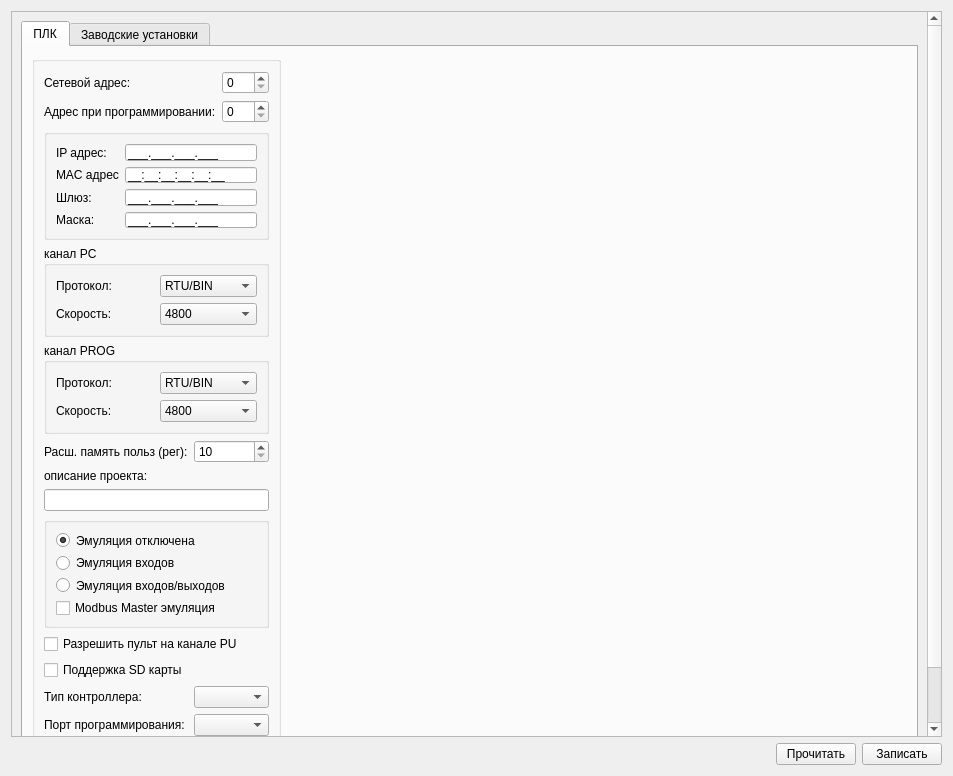
Before: the Qt Designer form settingsform.ui in atikbif/relkonIDE, drawn with Qt 5.
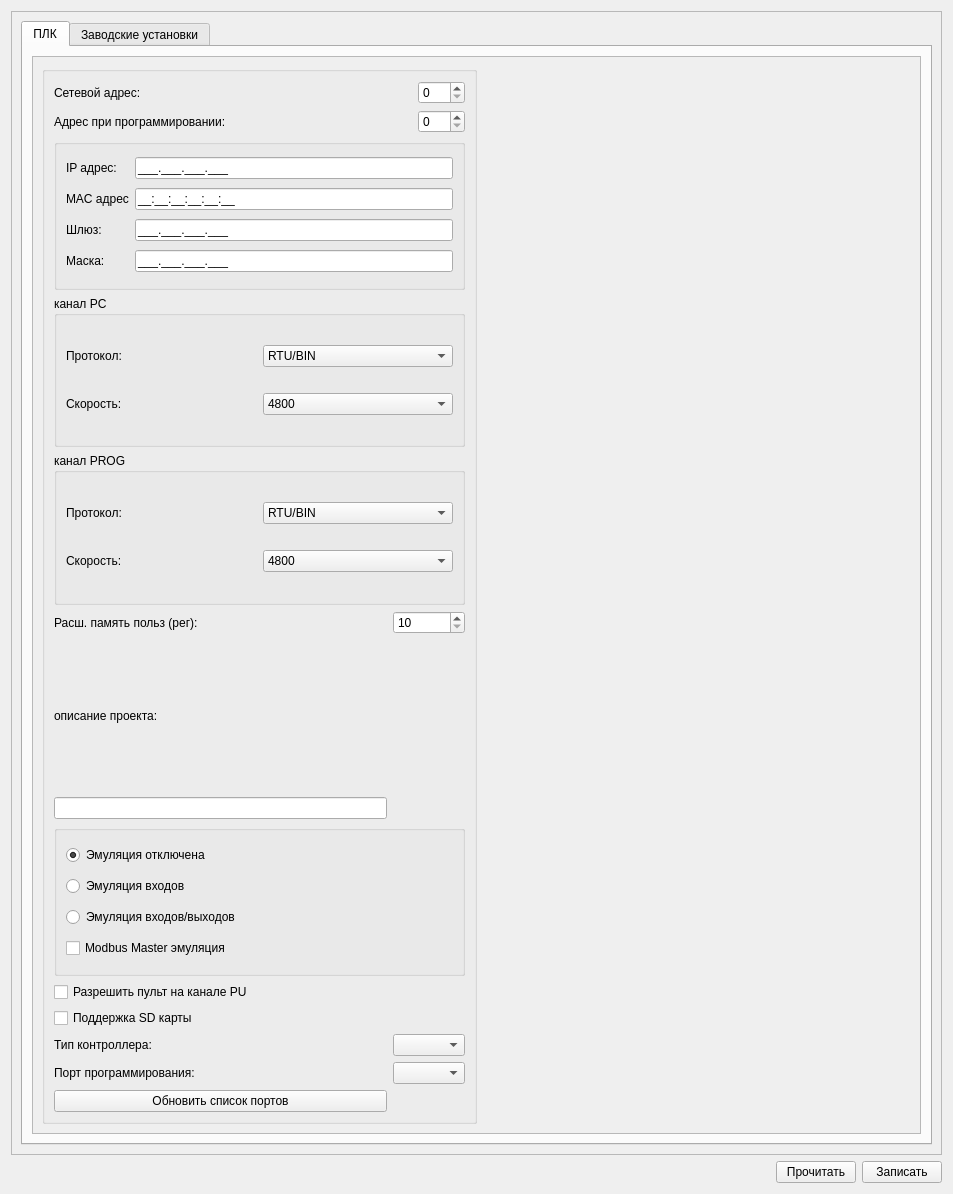
After: the same form once the commit is applied.

Commit message: scroll settings gui

Diff of the .ui file:
```diff
--- a/settingsform.ui
+++ b/settingsform.ui
@@ -7,7 +7,7 @@
     <x>0</x>
     <y>0</y>
     <width>953</width>
-    <height>776</height>
+    <height>1194</height>
    </rect>
   </property>
   <property name="windowTitle">
@@ -51,13 +51,19 @@
        <rect>
         <x>0</x>
         <y>0</y>
-        <width>916</width>
-        <height>747</height>
+        <width>925</width>
+        <height>1123</height>
        </rect>
       </property>
       <layout class="QGridLayout" name="gridLayout_10">
        <item row="0" column="0">
         <widget class="QTabWidget" name="tabWidget">
+         <property name="sizePolicy">
+          <sizepolicy hsizetype="Preferred" vsizetype="Expanding">
+           <horstretch>0</horstretch>
+           <verstretch>0</verstretch>
+          </sizepolicy>
+         </property>
          <property name="currentIndex">
           <number>0</number>
          </property>
@@ -65,102 +71,80 @@
           <attribute name="title">
            <string>ПЛК</string>
           </attribute>
-          <layout class="QGridLayout" name="gridLayout_8">
+          <layout class="QGridLayout" name="gridLayout_11">
+           <item row="0" column="0">
+            <widget class="QScrollArea" name="scrollArea_2">
+             <property name="sizePolicy">
+              <sizepolicy hsizetype="Expanding" vsizetype="Preferred">
+               <horstretch>0</horstretch>
+               <verstretch>0</verstretch>
+              </sizepolicy>
+             </property>
+             <property name="widgetResizable">
+              <bool>true</bool>
+             </property>
+             <widget class="QWidget" name="scrollAreaWidgetContents_2">
+              <property name="geometry">
+               <rect>
+                <x>0</x>
+                <y>0</y>
+                <width>865</width>
+                <height>1037</height>
+               </rect>
+              </property>
+              <layout class="QGridLayout" name="gridLayout_7">
            <item row="0" column="0">
             <widget class="QGroupBox" name="groupBox_8">
+                 <property name="sizePolicy">
+                  <sizepolicy hsizetype="Preferred" vsizetype="Preferred">
+                   <horstretch>0</horstretch>
+                   <verstretch>0</verstretch>
+                  </sizepolicy>
+                 </property>
              <property name="maximumSize">
               <size>
                <width>16777215</width>
-               <height>720</height>
+                   <height>16777215</height>
               </size>
              </property>
              <property name="title">
               <string/>
              </property>
-             <layout class="QGridLayout" name="gridLayout_7">
-              <item row="2" column="1" colspan="2">
-               <widget class="QGroupBox" name="groupBox_4">
-                <property name="title">
-                 <string>канал PС</string>
-                </property>
-                <layout class="QVBoxLayout" name="verticalLayout_4">
-                 <item>
-                  <layout class="QGridLayout" name="gridLayout_4">
+                 <layout class="QGridLayout" name="gridLayout_8">
                    <item row="0" column="0">
-                    <widget class="QLabel" name="label_7">
+                   <widget class="QLabel" name="label">
                      <property name="text">
-                      <string>Протокол:</string>
+                     <string>Сетевой адрес:</string>
                      </property>
                     </widget>
                    </item>
-                   <item row="0" column="1">
-                    <widget class="QComboBox" name="comboBoxPcProtocol">
-                     <item>
-                      <property name="text">
-                       <string>RTU/BIN</string>
-                      </property>
-                     </item>
-                     <item>
-                      <property name="text">
-                       <string>ASCII</string>
-                      </property>
-                     </item>
-                    </widget>
-                   </item>
-                   <item row="1" column="0">
-                    <widget class="QLabel" name="label_8">
+                  <item row="0" column="2">
+                   <widget class="QSpinBox" name="spinBoxNetAddr">
+                    <property name="maximum">
+                     <number>255</number>
+                    </property>
+                   </widget>
+                  </item>
+                  <item row="1" column="0" colspan="2">
+                   <widget class="QLabel" name="label_2">
                      <property name="text">
-                      <string>Скорость:</string>
+                     <string>Адрес при программировании:</string>
                      </property>
                     </widget>
                    </item>
-                   <item row="1" column="1">
-                    <widget class="QComboBox" name="comboBoxPcSpeed">
-                     <item>
-                      <property name="text">
-                       <string>4800</string>
-                      </property>
-                     </item>
-                     <item>
-                      <property name="text">
-                       <string>9600</string>
-                      </property>
-                     </item>
-                     <item>
-                      <property name="text">
-                       <string>19200</string>
-                      </property>
-                     </item>
-                     <item>
-                      <property name="text">
-                       <string>38400</string>
-                      </property>
-                     </item>
-                     <item>
-                      <property name="text">
-                       <string>57600</string>
-                      </property>
-                     </item>
-                     <item>
-                      <property name="text">
-                       <string>115200</string>
-                      </property>
-                     </item>
-                    </widget>
-                   </item>
-                  </layout>
-                 </item>
-                </layout>
-               </widget>
-              </item>
-              <item row="1" column="1" colspan="2">
+                  <item row="1" column="2">
+                   <widget class="QSpinBox" name="spinBoxProgAddr">
+                    <property name="maximum">
+                     <number>255</number>
+                    </property>
+                   </widget>
+                  </item>
+                  <item row="2" column="0" colspan="3">
                <widget class="QGroupBox" name="groupBox_2">
                 <property name="title">
                  <string/>
                 </property>
-                <layout class="QVBoxLayout" name="verticalLayout_2">
-                 <item>
-                  <layout class="QGridLayout" name="gridLayout_2">
+                    <layout class="QGridLayout" name="gridLayout_4">
                    <item row="0" column="0">
                     <widget class="QLabel" name="label_3">
                      <property name="text">
@@ -168,13 +152,6 @@
                      </property>
                     </widget>
                    </item>
-                   <item row="1" column="1">
-                    <widget class="QLineEdit" name="lineEditMAC">
-                     <property name="inputMask">
-                      <string>HH:HH:HH:HH:HH:HH;_</string>
-                     </property>
-                    </widget>
-                   </item>
                    <item row="0" column="1">
                     <widget class="QLineEdit" name="lineEditIP">
                      <property name="inputMask">
@@ -189,6 +166,13 @@
                      </property>
                     </widget>
                    </item>
+                     <item row="1" column="1">
+                      <widget class="QLineEdit" name="lineEditMAC">
+                       <property name="inputMask">
+                        <string>HH:HH:HH:HH:HH:HH;_</string>
+                       </property>
+                      </widget>
+                     </item>
                    <item row="2" column="0">
                     <widget class="QLabel" name="label_12">
                      <property name="text">
@@ -218,18 +202,85 @@
                     </widget>
                    </item>
                   </layout>
+                   </widget>
+                  </item>
+                  <item row="3" column="0" colspan="3">
+                   <widget class="QGroupBox" name="groupBox_4">
+                    <property name="title">
+                     <string>канал PС</string>
+                    </property>
+                    <layout class="QGridLayout" name="gridLayout_3">
+                     <item row="0" column="0">
+                      <widget class="QLabel" name="label_7">
+                       <property name="text">
+                        <string>Протокол:</string>
+                       </property>
+                      </widget>
+                     </item>
+                     <item row="0" column="1">
+                      <widget class="QComboBox" name="comboBoxPcProtocol">
+                       <item>
+                        <property name="text">
+                         <string>RTU/BIN</string>
+                        </property>
+                       </item>
+                       <item>
+                        <property name="text">
+                         <string>ASCII</string>
+                        </property>
+                       </item>
+                      </widget>
+                     </item>
+                     <item row="1" column="0">
+                      <widget class="QLabel" name="label_8">
+                       <property name="text">
+                        <string>Скорость:</string>
+                       </property>
+                      </widget>
+                     </item>
+                     <item row="1" column="1">
+                      <widget class="QComboBox" name="comboBoxPcSpeed">
+                       <item>
+                        <property name="text">
+                         <string>4800</string>
+                        </property>
+                       </item>
+                       <item>
+                        <property name="text">
+                         <string>9600</string>
+                        </property>
+                       </item>
+                       <item>
+                        <property name="text">
+                         <string>19200</string>
+                        </property>
+                       </item>
+                       <item>
+                        <property name="text">
+                         <string>38400</string>
+                        </property>
+                       </item>
+                       <item>
+                        <property name="text">
+                         <string>57600</string>
+                        </property>
+                       </item>
+                       <item>
+                        <property name="text">
+                         <string>115200</string>
+                        </property>
+                       </item>
+                      </widget>
                  </item>
                 </layout>
                </widget>
               </item>
-              <item row="3" column="1" colspan="2">
+                  <item row="4" column="0" colspan="3">
                <widget class="QGroupBox" name="groupBox_3">
                 <property name="title">
                  <string>канал PROG</string>
                 </property>
-                <layout class="QVBoxLayout" name="verticalLayout_3">
-                 <item>
-                  <layout class="QGridLayout" name="gridLayout_3">
+                    <layout class="QGridLayout" name="gridLayout_2">
                    <item row="0" column="0">
                     <widget class="QLabel" name="label_5">
                      <property name="text">
@@ -293,17 +344,42 @@
                     </widget>
                    </item>
                   </layout>
-                 </item>
-                </layout>
-               </widget>
-              </item>
-              <item row="8" column="1" colspan="2">
+                   </widget>
+                  </item>
+                  <item row="5" column="0">
+                   <widget class="QLabel" name="label_11">
+                    <property name="text">
+                     <string>Расш. память польз (рег):</string>
+                    </property>
+                   </widget>
+                  </item>
+                  <item row="5" column="1" colspan="2">
+                   <widget class="QSpinBox" name="spinBoxEMemSize">
+                    <property name="minimum">
+                     <number>10</number>
+                    </property>
+                    <property name="maximum">
+                     <number>10000</number>
+                    </property>
+                   </widget>
+                  </item>
+                  <item row="6" column="0">
+                   <widget class="QLabel" name="label_13">
+                    <property name="text">
+                     <string>описание проекта:</string>
+                    </property>
+                   </widget>
+                  </item>
+                  <item row="7" column="0">
+                   <widget class="QLineEdit" name="lineEditProjectDefenition"/>
+                  </item>
+                  <item row="8" column="0" colspan="3">
                <widget class="QGroupBox" name="groupBox_6">
                 <property name="title">
                  <string/>
                 </property>
-                <layout class="QVBoxLayout" name="verticalLayout_5">
-                 <item>
+                    <layout class="QGridLayout" name="gridLayout">
+                     <item row="0" column="0">
                   <widget class="QRadioButton" name="radioButtonNoEmulation">
                    <property name="text">
                     <string>Эмуляция отключена</string>
@@ -313,21 +389,21 @@
                    </property>
                   </widget>
                  </item>
-                 <item>
+                     <item row="1" column="0">
                   <widget class="QRadioButton" name="radioButtonInputEmulation">
                    <property name="text">
                     <string>Эмуляция входов</string>
                    </property>
                   </widget>
                  </item>
-                 <item>
+                     <item row="2" column="0">
                   <widget class="QRadioButton" name="radioButtonInputOutputEmulation">
                    <property name="text">
                     <string>Эмуляция входов/выходов</string>
                    </property>
                   </widget>
                  </item>
-                 <item>
+                     <item row="3" column="0">
                   <widget class="QCheckBox" name="checkBoxModbus">
                    <property name="text">
                     <string>Modbus Master эмуляция</string>
@@ -337,134 +413,66 @@
                 </layout>
                </widget>
               </item>
-              <item row="10" column="1" colspan="2">
+                  <item row="9" column="0" colspan="3">
+                   <widget class="QCheckBox" name="checkBoxDisplay">
+                    <property name="text">
+                     <string>Разрешить пульт на канале PU</string>
+                    </property>
+                   </widget>
+                  </item>
+                  <item row="10" column="0">
                <widget class="QCheckBox" name="checkBoxSD">
                 <property name="text">
                  <string>Поддержка SD карты</string>
                 </property>
                </widget>
               </item>
-              <item row="11" column="1">
+                  <item row="11" column="0">
                <widget class="QLabel" name="label_9">
                 <property name="text">
                  <string>Тип контроллера:</string>
                 </property>
                </widget>
               </item>
-              <item row="9" column="1" colspan="2">
-               <widget class="QCheckBox" name="checkBoxDisplay">
-                <property name="text">
-                 <string>Разрешить пульт на канале PU</string>
-                </property>
-               </widget>
-              </item>
-              <item row="11" column="2">
+                  <item row="11" column="1" colspan="2">
                <widget class="QComboBox" name="comboBoxPLCType"/>
               </item>
-              <item row="14" column="1" colspan="2">
-               <widget class="QPushButton" name="pushButtonPortListUpdate">
-                <property name="text">
-                 <string>Обновить список портов</string>
-                </property>
-               </widget>
-              </item>
-              <item row="5" column="2">
-               <widget class="QSpinBox" name="spinBoxEMemSize">
-                <property name="minimum">
-                 <number>10</number>
-                </property>
-                <property name="maximum">
-                 <number>10000</number>
-                </property>
-               </widget>
-              </item>
-              <item row="0" column="1" colspan="2">
-               <layout class="QGridLayout" name="gridLayout">
-                <item row="1" column="1">
-                 <widget class="QSpinBox" name="spinBoxProgAddr">
-                  <property name="maximum">
-                   <number>255</number>
-                  </property>
-                 </widget>
-                </item>
-                <item row="1" column="0">
-                 <widget class="QLabel" name="label_2">
-                  <property name="text">
-                   <string>Адрес при программировании:</string>
-                  </property>
-                 </widget>
-                </item>
-                <item row="0" column="1">
-                 <widget class="QSpinBox" name="spinBoxNetAddr">
-                  <property name="maximum">
-                   <number>255</number>
-                  </property>
-                 </widget>
-                </item>
-                <item row="0" column="0">
-                 <widget class="QLabel" name="label">
-                  <property name="text">
-                   <string>Сетевой адрес:</string>
-                  </property>
-                 </widget>
-                </item>
-               </layout>
-              </item>
-              <item row="7" column="1" colspan="2">
-               <widget class="QLineEdit" name="lineEditProjectDefenition"/>
-              </item>
-              <item row="13" column="1">
+                  <item row="12" column="0">
                <widget class="QLabel" name="label_10">
                 <property name="text">
                  <string>Порт программирования:</string>
                 </property>
                </widget>
               </item>
-              <item row="6" column="1">
-               <widget class="QLabel" name="label_13">
-                <property name="text">
-                 <string>описание проекта:</string>
-                </property>
-               </widget>
-              </item>
-              <item row="5" column="1">
-               <widget class="QLabel" name="label_11">
-                <property name="text">
-                 <string>Расш. память польз (рег):</string>
-                </property>
-               </widget>
-              </item>
-              <item row="13" column="2">
+                  <item row="12" column="1" colspan="2">
                <widget class="QComboBox" name="comboBoxPrPort"/>
               </item>
+                  <item row="13" column="0">
+                   <widget class="QPushButton" name="pushButtonPortListUpdate">
+                    <property name="text">
+                     <string>Обновить список портов</string>
+                    </property>
+                   </widget>
+                  </item>
              </layout>
             </widget>
            </item>
-           <item row="1" column="0">
-            <spacer name="verticalSpacer">
-             <property name="orientation">
-              <enum>Qt::Vertical</enum>
-             </property>
-             <property name="sizeHint" stdset="0">
-              <size>
-               <width>20</width>
-               <height>174</height>
-              </size>
-             </property>
-            </spacer>
-           </item>
-           <item row="0" column="2">
+               <item row="0" column="1">
             <spacer name="horizontalSpacer_2">
              <property name="orientation">
               <enum>Qt::Horizontal</enum>
              </property>
              <property name="sizeHint" stdset="0">
               <size>
-               <width>390</width>
-               <height>675</height>
+                   <width>40</width>
+                   <height>20</height>
               </size>
              </property>
             </spacer>
+               </item>
+              </layout>
+             </widget>
+            </widget>
            </item>
           </layout>
          </widget>
```
Lines whose indentation alone changed are shown as unchanged.
